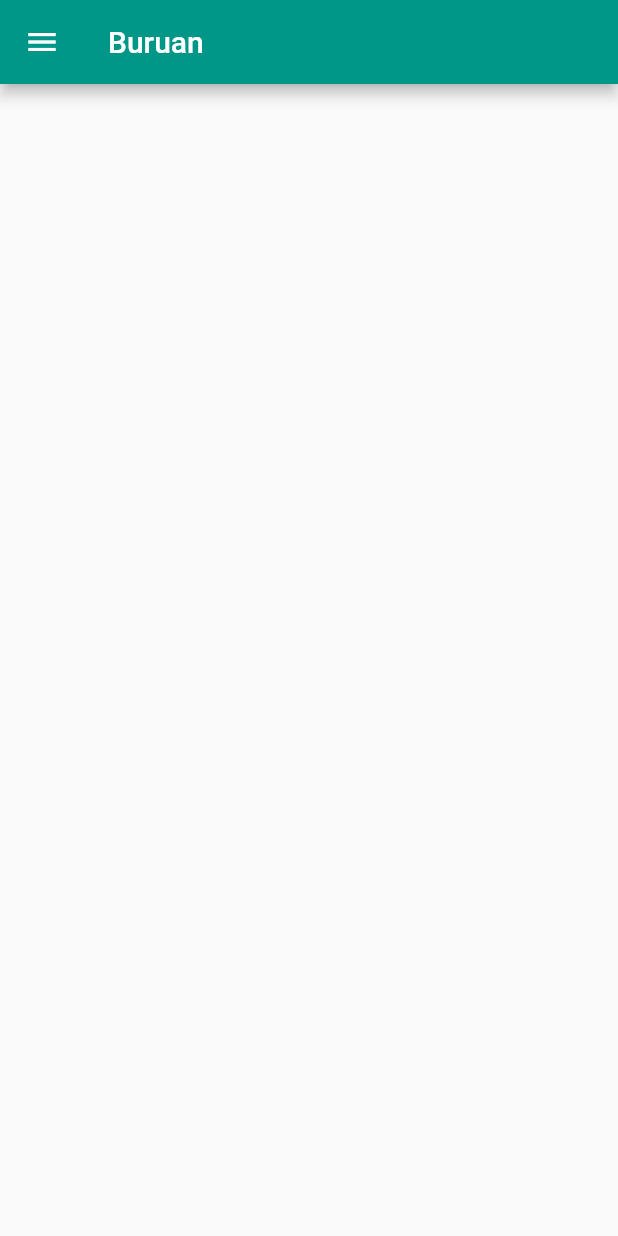
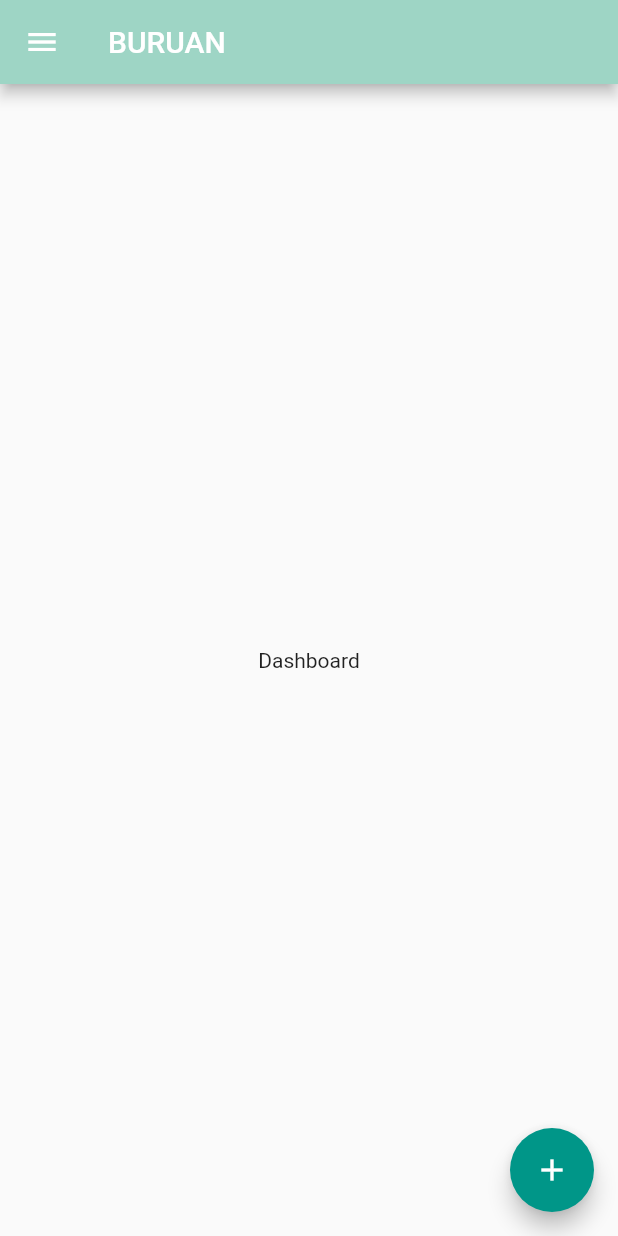
Before and after one commit to ikhsan34/buruan, a Flutter app: the Dashboard screen opened by its route, on a phone screen of 412 x 824 dp. Run offline on Flutter 3.47's test engine with Material 2 defaults, Android fonts, the phone set to English and light mode, and no system bars.

Commit message:
adding floating button and drawer

```diff
--- a/lib/dashboard.dart
+++ b/lib/dashboard.dart
@@ -1,7 +1,9 @@
+// ignore_for_file: prefer_const_constructors
+
 import 'package:flutter/material.dart';
 
 void main() {
-  runApp(new MaterialApp(home: new Dashboard()));
+  runApp(new MaterialApp(home: Dashboard()));
 }
 
 class Dashboard extends StatefulWidget {
@@ -16,26 +18,65 @@ class _DashboardState extends State<Dashboard> {
   String txt = '';
   @override
   Widget build(BuildContext context) {
-    return new Scaffold(
-      appBar: new AppBar(
-        backgroundColor: Color(0xFF009688),
-        title: new Text("Buruan"),
-        leading: new Icon(Icons.menu),
-        /* actions: <Widget>[
-          new IconButton(
-              icon: new Icon(Icons.access_time),
-              onPressed: () {
-                txt = 'this is arrow button';
-              }),
-          new IconButton(
-              icon: new Icon(Icons.data_usage),
-              onPressed: () {
-                txt = 'this is arrow button';
-              })
-        ], */
+    return Scaffold(
+      appBar: AppBar(
+        title: Text("BURUAN"),
+        backgroundColor: Color(0xFF9ED5C5),
       ),
-      body: new Center(
-        child: new Text(txt),
+      floatingActionButton: FloatingActionButton(
+        child: Icon(Icons.add_sharp),
+        backgroundColor: Color(0xff009688),
+        foregroundColor: Color(0xffffffff),
+        onPressed: () => {},
+      ),
+      body: const Center(
+        child: Text('Dashboard'),
+      ),
+      drawer: Drawer(
+        backgroundColor: Color(0xFF9ED5C5),
+        child: ListView(
+          // Important: Remove any padding from the ListView.
+          padding: EdgeInsets.all(8),
+          children: <Widget>[
+            Container(
+              height: 50.0,
+              margin: EdgeInsets.all(2),
+            ),
+            ElevatedButton(
+              style: ElevatedButton.styleFrom(
+                foregroundColor: Color(0xFFFFFFFF),
+                backgroundColor: Color(0xFF8EC3B0),
+              ),
+              onPressed: () {},
+              child: const Text('Profile'),
+            ),
+            ElevatedButton(
+              style: ElevatedButton.styleFrom(
+                foregroundColor: Color(0xFFFFFFFF),
+                backgroundColor: Color(0xFF8EC3B0),
+              ),
+              onPressed: () {},
+              child: const Text('Group'),
+            ),
+            ElevatedButton(
+              style: ElevatedButton.styleFrom(
+                foregroundColor: Color(0xFFFFFFFF),
+                backgroundColor: Color(0xFF8EC3B0),
+              ),
+              onPressed: () {},
+              child: const Text('History'),
+            ),
+            Divider(),
+            ElevatedButton(
+              style: ElevatedButton.styleFrom(
+                foregroundColor: Color(0xFFFFFFFF),
+                backgroundColor: Color(0xFF8EC3B0),
+              ),
+              onPressed: () {},
+              child: const Text('Log Out'),
+            ),
+          ],
+        ),
       ),
     );
   }
```
